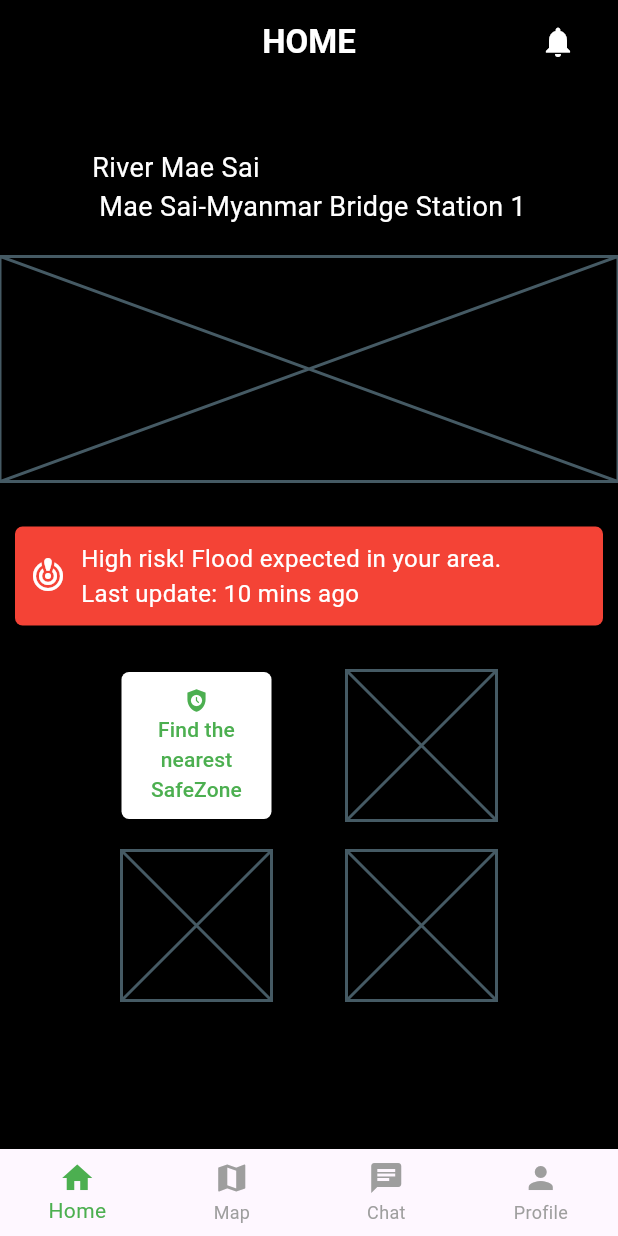
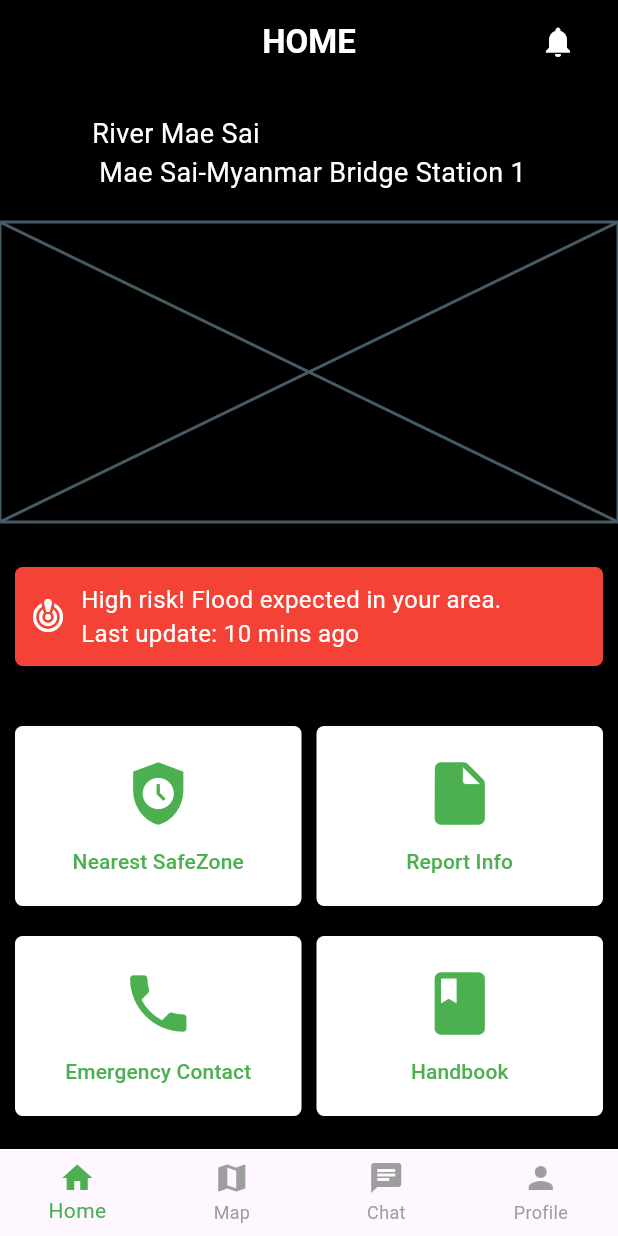
Before and after one commit to LinnLinn4/FloodNavi, a Flutter app: the screen it shows after launch, on a phone screen of 412 x 824 dp. Run offline on Flutter 3.47's test engine with Material 3 defaults, Android fonts, the phone set to English and light mode, and no system bars; our stand-ins replace google_maps_flutter, shared_preferences.

Commit message:
updated home page

```diff
--- a/floodnavi/lib/pages/home_page.dart
+++ b/floodnavi/lib/pages/home_page.dart
@@ -6,9 +6,9 @@ class HomePage extends StatelessWidget {
   @override
   Widget build(BuildContext context) {
     return Scaffold(
-      extendBodyBehindAppBar: true,
+      // extendBodyBehindAppBar: true,
       appBar: AppBar(
-        backgroundColor: Colors.transparent,
+        backgroundColor: Colors.black,
         elevation: 0,
         centerTitle: true,
         title: const Text(
@@ -30,6 +30,7 @@ class HomePage extends StatelessWidget {
         ],
       ),
       body: Container(
+        padding: EdgeInsets.only(top: 20),
         width: double.infinity,
         height: double.infinity,
         decoration: const BoxDecoration(
@@ -41,14 +42,13 @@ class HomePage extends StatelessWidget {
         ),
 
         child: Column(
-          mainAxisAlignment: MainAxisAlignment.center, // center vertically
           children: [
             Text(
               "River Mae Sai\n Mae Sai-Myanmar Bridge Station 1",
               style: TextStyle(color: Colors.white, fontSize: 18),
             ),
             SizedBox(height: 20), // space between widgets
-            Placeholder(fallbackHeight: 150),
+            Placeholder(fallbackHeight: 200),
             SizedBox(height: 20),
 
             Container(
@@ -72,34 +72,27 @@ class HomePage extends StatelessWidget {
 
             SizedBox(height: 20),
 
+            Container(
+              margin: EdgeInsets.all(10),
+              child: Column(
+                children: [
                   Row(
                     mainAxisAlignment: MainAxisAlignment.center,
+
                     children: [
-                ElevatedButton(
-                  style: ElevatedButton.styleFrom(
-                    backgroundColor: Colors.white,
-                    foregroundColor: Colors.green,
-                    shape: RoundedRectangleBorder(
-                      borderRadius: BorderRadius.circular(5), // rounded corners
-                    ),
-                    padding: EdgeInsets.all(10),
-                    maximumSize: Size(100, 100),
-                  ),
-
-                  onPressed: () => {},
-                  child: Column(
-                    mainAxisSize: MainAxisSize.min, // shrink to fit
-                    children: const [
-                      Icon(Icons.safety_check),
-                      Text(
-                        "Find the\nnearest SafeZone",
-                        textAlign: TextAlign.center,
-                      ),
-                    ],
+                      Expanded(
+                        child: _buildButton(
+                          Icons.safety_check,
+                          "Nearest SafeZone",
                         ),
                       ),
-                SizedBox(width: 50),
-                Placeholder(fallbackWidth: 100, fallbackHeight: 100),
+                      SizedBox(width: 10),
+                      Expanded(
+                        child: _buildButton(
+                          Icons.insert_drive_file_rounded,
+                          "Report Info",
+                        ),
+                      ),
                     ],
                   ),
 
@@ -108,10 +101,15 @@ class HomePage extends StatelessWidget {
                   Row(
                     mainAxisAlignment: MainAxisAlignment.center,
                     children: [
-                Placeholder(fallbackWidth: 100, fallbackHeight: 100),
-                SizedBox(width: 50),
-                Placeholder(fallbackWidth: 100, fallbackHeight: 100),
+                      Expanded(
+                        child: _buildButton(Icons.phone, "Emergency Contact"),
+                      ),
+                      SizedBox(width: 10),
+                      Expanded(child: _buildButton(Icons.book, "Handbook")),
                     ],
+                  ),
+                ],
+              ),
             ),
           ],
         ),
@@ -119,3 +117,28 @@ class HomePage extends StatelessWidget {
     );
   }
 }
+
+Widget _buildButton(IconData icon, String label) {
+  return SizedBox(
+    height: 120,
+    child: ElevatedButton(
+      style: ElevatedButton.styleFrom(
+        backgroundColor: Colors.white,
+        foregroundColor: Colors.green,
+        shape: RoundedRectangleBorder(
+          borderRadius: BorderRadius.circular(5), // rounded corners
+        ),
+        padding: EdgeInsets.all(10),
+      ),
+
+      onPressed: () => {},
+      child: Column(
+        mainAxisAlignment: MainAxisAlignment.spaceEvenly,
+        children: [
+          Icon(icon, size: 50),
+          Text(label, textAlign: TextAlign.center),
+        ],
+      ),
+    ),
+  );
+}
```
Lines whose indentation alone changed are shown as unchanged.
